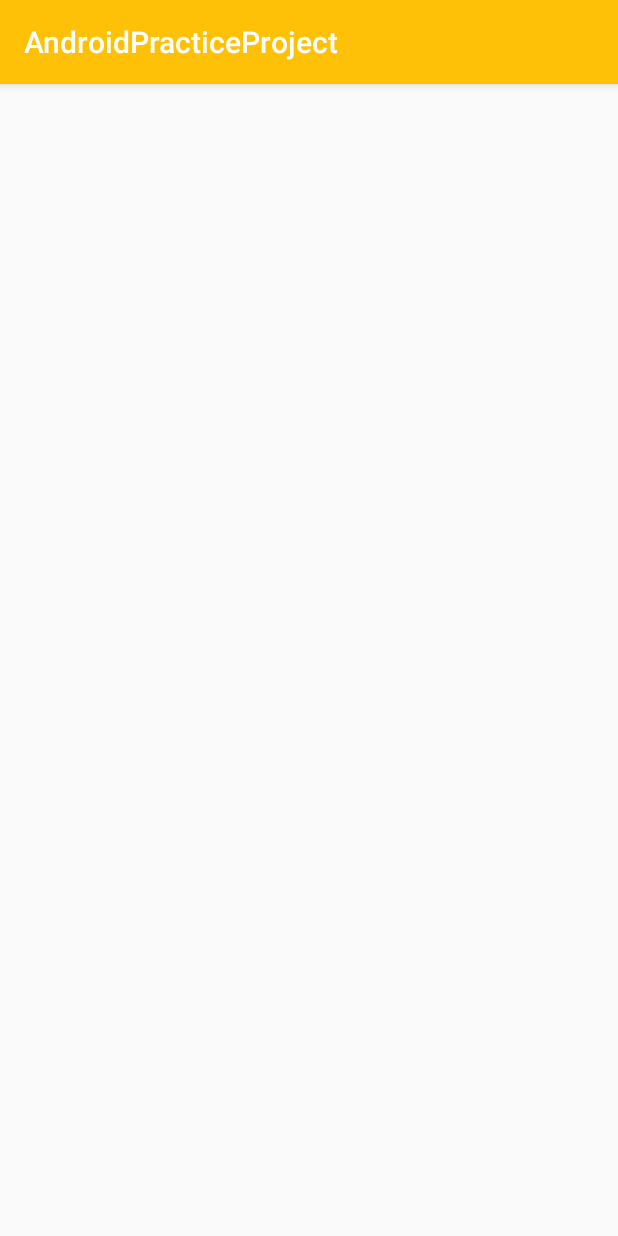
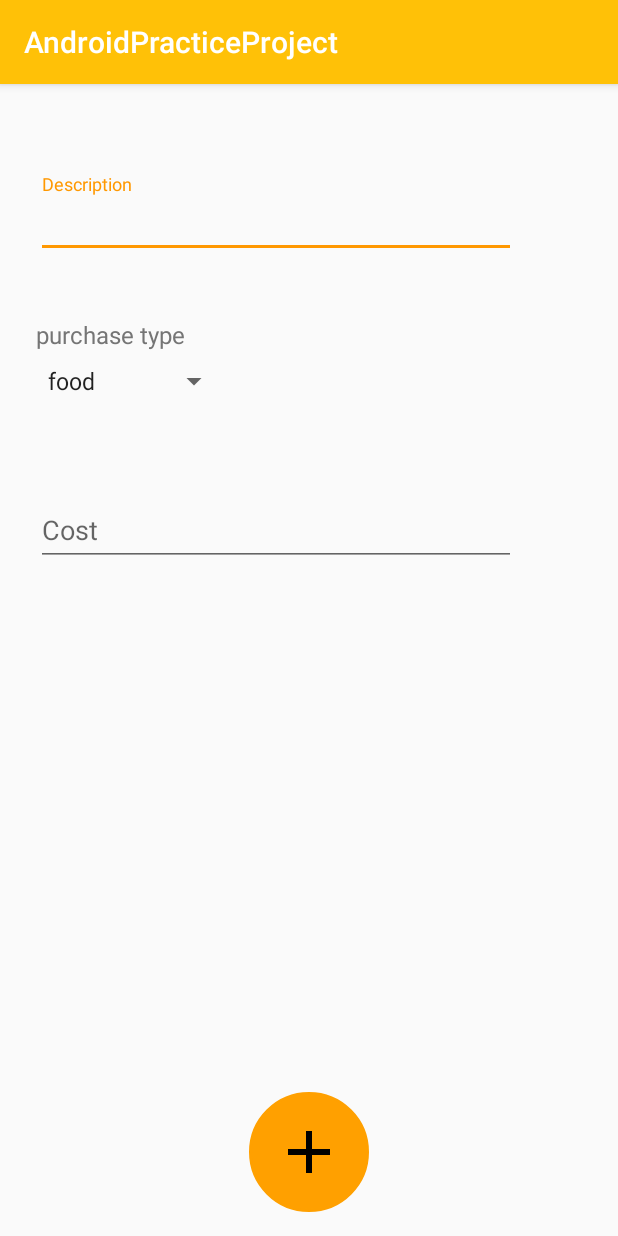
Before and after one commit to EML27/AndroidPracticeProject, an Android app: the NewOperationActivity screen opened directly, with no data from a screen before it, on a phone screen of 412 x 824 dp. Run offline under Robolectric (Android 15) with nearby library versions, the phone set to English and light mode, and no system bars.

Commit message:
well, I did something. Will continue tomorrow, I think. Or not

```diff
--- a/app/build.gradle
+++ b/app/build.gradle
@@ -23,8 +23,8 @@ android {
 }
 
 dependencies {
-
-    implementation fileTree(dir: 'libs', include: ['*.jar'])
+    implementation "android.arch.persistence.room:runtime:1.0.0"
+    annotationProcessor "android.arch.persistence.room:compiler:1.0.0"
     implementation fileTree(include: ['*.jar'], dir: 'libs')
     implementation 'com.android.support:appcompat-v7:28.0.0'
     implementation 'com.android.support.constraint:constraint-layout:1.1.3'
@@ -33,4 +33,5 @@ dependencies {
     androidTestImplementation 'com.android.support.test.espresso:espresso-core:3.0.2'
     implementation 'com.android.support:recyclerview-v7:28.0.0'
     implementation 'com.android.support:design:28.0.0'
+    implementation 'com.android.support:recyclerview-v7:28.0.0'
 }
--- a/app/src/main/AndroidManifest.xml
+++ b/app/src/main/AndroidManifest.xml
@@ -3,13 +3,14 @@
     package="com.example.androidpracticeproject">
 
     <application
+        android:name="com.example.androidpracticeproject.App"
         android:allowBackup="true"
         android:icon="@mipmap/ic_launcher"
         android:label="@string/app_name"
         android:roundIcon="@mipmap/ic_launcher_round"
         android:supportsRtl="true"
         android:theme="@style/AppTheme">
-        <activity android:name=".HistoryActivity"></activity>
+        <activity android:name=".HistoryActivity" />
         <activity android:name=".NewOperationActivity" />
         <activity android:name=".MainActivity">
             <intent-filter>
--- a/app/src/main/java/com/example/androidpracticeproject/HistoryActivity.java
+++ b/app/src/main/java/com/example/androidpracticeproject/HistoryActivity.java
@@ -15,6 +15,6 @@ public class HistoryActivity extends AppCompatActivity {
     protected void onCreate(Bundle savedInstanceState) {
         super.onCreate(savedInstanceState);
         setContentView(R.layout.activity_history);
-        recyclerView
+
     }
 }
--- a/app/src/main/java/com/example/androidpracticeproject/NewOperationActivity.java
+++ b/app/src/main/java/com/example/androidpracticeproject/NewOperationActivity.java
@@ -3,6 +3,15 @@ package com.example.androidpracticeproject;
 import android.support.v7.app.AppCompatActivity;
 import android.os.Bundle;
 import android.widget.EditText;
+import android.widget.ImageButton;
+import android.widget.Spinner;
+
+import com.example.androidpracticeproject.dataBase.AppDatabase;
+import com.example.androidpracticeproject.dataBase.Operation;
+import com.example.androidpracticeproject.dataBase.OperationDao;
+
+
+import java.util.Calendar;
 
 public class NewOperationActivity extends AppCompatActivity {
 
@@ -10,7 +19,22 @@ public class NewOperationActivity extends AppCompatActivity {
     protected void onCreate(Bundle savedInstanceState) {
         super.onCreate(savedInstanceState);
         setContentView(R.layout.activity_new_operation);
-        EditText operationName = (EditText) findViewById(R.id.operation_name);
+        EditText operationName = (EditText) findViewById(R.id.et_name);
+        EditText costOfOperation = (EditText) findViewById(R.id.et_cost);
+        Spinner typeSpinner = (Spinner)findViewById(R.id.spinner);
 
+        ImageButton addButton = findViewById(R.id.btn_add);
+        addButton.setOnClickListener(v -> {
+            String nameOfOperation = operationName.getText().toString();
+            float operationCost = Float.parseFloat(costOfOperation.getText().toString());
+            AppDatabase db = App.getInstance().getDatabase();
+            Operation operation = new Operation();
+            operation.name = nameOfOperation;
+            operation.cost = operationCost;
+            Calendar calendar = Calendar.getInstance();
+            operation.date = calendar.getTimeInMillis();
+            OperationDao operationDao = db.operationDao();
+            operationDao.insert(operation);
+        });
     }
 }
--- a/app/src/main/java/com/example/androidpracticeproject/dataBase/Operation.java
+++ b/app/src/main/java/com/example/androidpracticeproject/dataBase/Operation.java
@@ -2,13 +2,16 @@ package com.example.androidpracticeproject.dataBase;
 
 import android.arch.persistence.room.Entity;
 import android.arch.persistence.room.PrimaryKey;
+import android.support.annotation.NonNull;
 
 @Entity
 public class Operation {
     @PrimaryKey
     public long id;
+    @NonNull
+    public String name;
 
-    public Type type;
+    //public Type type;
 
     public long date;
 
--- a/app/src/main/java/com/example/androidpracticeproject/dataBase/OperationDao.java
+++ b/app/src/main/java/com/example/androidpracticeproject/dataBase/OperationDao.java
@@ -15,8 +15,11 @@ public interface OperationDao {
     @Query("SELECT * FROM Operation WHERE id = :id")
     Operation getById(long id);
 
-    @Query("SELECT * FROM Operation WHERE type = :type")
-    Operation getByType(Type type);
+    @Query("SELECT * FROM Operation WHERE name = :name")
+    Operation getByName(String name);
+
+    //@Query("SELECT * FROM Operation WHERE type = :type")
+    //Operation getByType(Type type);
 
     @Insert
     void insert(Operation operation);
--- a/app/src/main/res/layout/activity_new_operation.xml
+++ b/app/src/main/res/layout/activity_new_operation.xml
@@ -1,9 +1,84 @@
 <?xml version="1.0" encoding="utf-8"?>
-<android.support.constraint.ConstraintLayout xmlns:android="http://schemas.android.com/apk/res/android"
+<RelativeLayout xmlns:android="http://schemas.android.com/apk/res/android"
     xmlns:app="http://schemas.android.com/apk/res-auto"
     xmlns:tools="http://schemas.android.com/tools"
     android:layout_width="match_parent"
     android:layout_height="match_parent"
     tools:context=".NewOperationActivity">
 
-</android.support.constraint.ConstraintLayout>
+    <RelativeLayout
+        android:layout_width="wrap_content"
+        android:layout_height="wrap_content"
+        android:layout_marginStart="24sp"
+        android:layout_marginTop="60sp">
+
+
+        <android.support.design.widget.TextInputLayout
+            android:id="@+id/ti_name"
+            android:layout_width="wrap_content"
+            android:layout_height="wrap_content"
+            android:layout_centerHorizontal="true"
+            android:layout_marginBottom="40sp">
+
+            <EditText
+                android:id="@+id/et_name"
+                android:layout_width="wrap_content"
+                android:layout_height="wrap_content"
+                android:ems="15"
+                android:hint="Description"
+                android:inputType="phone" />
+        </android.support.design.widget.TextInputLayout>
+
+
+        <TextView
+            android:id="@+id/tv_spinner_header"
+            android:layout_width="wrap_content"
+            android:layout_height="wrap_content"
+            android:textColor="@color/colorSecondaryText"
+            android:layout_below="@+id/ti_name"
+            android:textSize="16sp"
+            android:layout_marginBottom="8sp"
+            android:text="purchase type"/>
+        <Spinner
+            android:id="@+id/spinner"
+            android:layout_width="wrap_content"
+            android:layout_height="wrap_content"
+            android:layout_below="@+id/tv_spinner_header"
+            android:entries="@array/types"
+            android:layout_marginBottom="40sp">
+
+        </Spinner>
+
+        <android.support.design.widget.TextInputLayout
+            android:id="@+id/ti_cost"
+            android:layout_width="wrap_content"
+            android:layout_height="wrap_content"
+            android:layout_centerHorizontal="true"
+            android:layout_below="@+id/spinner"
+            android:layout_marginTop="15sp">
+
+            <EditText
+                android:id="@+id/et_cost"
+                android:layout_width="wrap_content"
+                android:layout_height="wrap_content"
+                android:ems="15"
+                android:hint="Cost"
+                android:inputType="number|phone" />
+        </android.support.design.widget.TextInputLayout>
+
+    </RelativeLayout>
+
+
+    <ImageButton
+        android:id="@+id/btn_add"
+        android:layout_width="80dp"
+        android:layout_height="80dp"
+        android:layout_alignParentBottom="true"
+        android:layout_centerHorizontal="true"
+        android:layout_margin="16sp"
+        android:layout_marginBottom="24sp"
+        android:background="@drawable/circle"
+        android:src="@drawable/ic_add" />
+
+
+</RelativeLayout>
```
Also changed, not shown: app/src/main/java/com/example/androidpracticeproject/App.java (added, +29 -0 lines), app/src/main/java/com/example/androidpracticeproject/MainActivity.java (+7 -7 lines), app/src/main/res/layout/activity_add_purchase.xml (deleted, +0 -84 lines).
